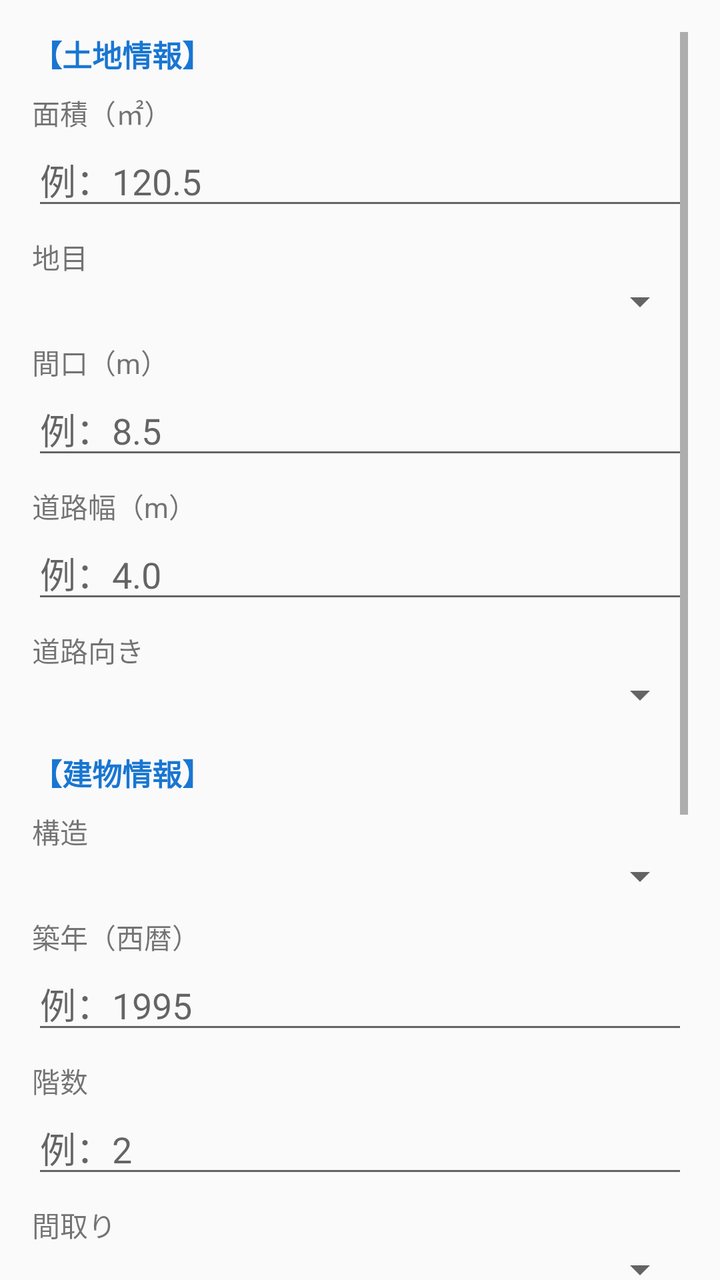
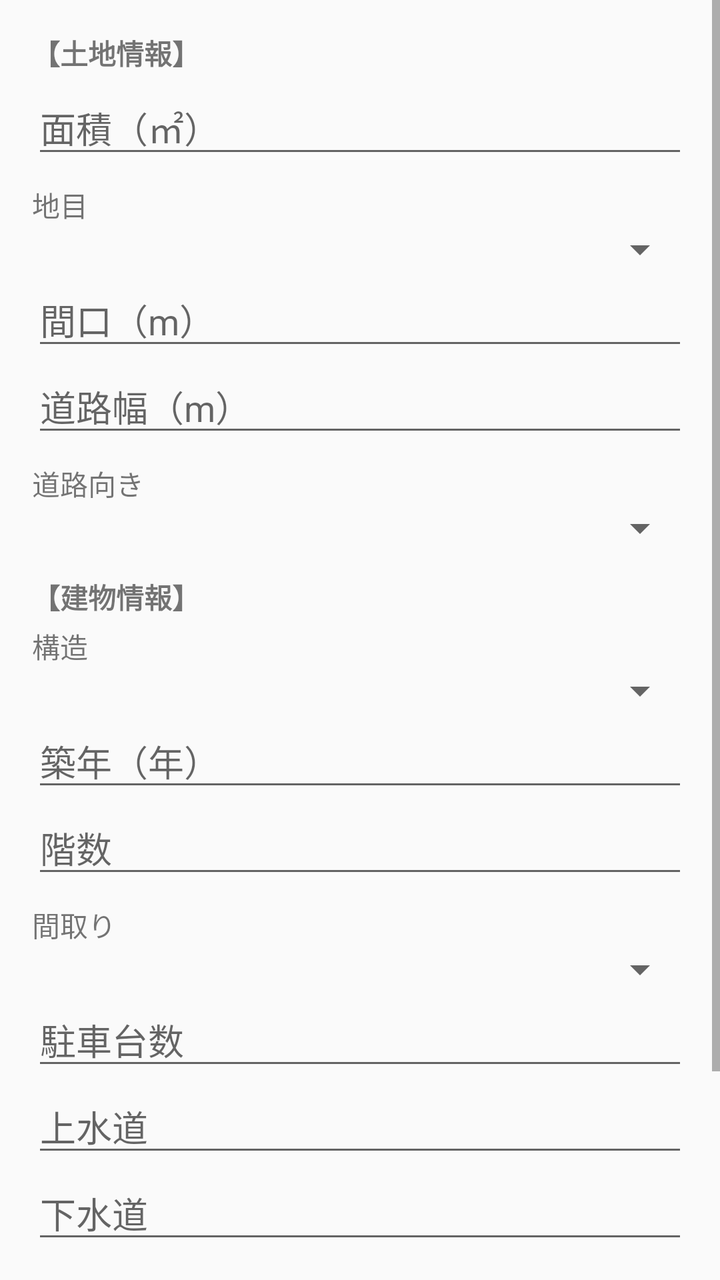

Compare the two renders of this Android layout. The source of the first and the diff that turns it into the second are given below.
<!-- AndroidManifest.xml: application theme Theme.LocationApp -->
<!-- res/layout/dialog_input.xml -->
<?xml version="1.0" encoding="utf-8"?>
<ScrollView xmlns:android="http://schemas.android.com/apk/res/android"
    android:layout_width="match_parent"
    android:layout_height="wrap_content"
    android:padding="16dp">

    <LinearLayout
        android:layout_width="match_parent"
        android:layout_height="wrap_content"
        android:orientation="vertical">

        
        <TextView
            android:layout_width="match_parent"
            android:layout_height="wrap_content"
            android:text="【土地情報】"
            android:textStyle="bold"
            android:textSize="15sp"
            android:textColor="#1976D2"
            android:layout_marginBottom="8dp"/>

        <TextView android:layout_width="match_parent" android:layout_height="wrap_content" android:text="面積（㎡）"/>
        <EditText
            android:id="@+id/etArea"
            android:layout_width="match_parent"
            android:layout_height="wrap_content"
            android:inputType="numberDecimal"
            android:hint="例：120.5"
            android:layout_marginBottom="8dp"/>

        <TextView android:layout_width="match_parent" android:layout_height="wrap_content" android:text="地目"/>
        <Spinner
            android:id="@+id/spinnerLandCategory"
            android:layout_width="match_parent"
            android:layout_height="wrap_content"
            android:layout_marginBottom="8dp"/>

        <TextView android:layout_width="match_parent" android:layout_height="wrap_content" android:text="間口（m）"/>
        <EditText
            android:id="@+id/etFrontage"
            android:layout_width="match_parent"
            android:layout_height="wrap_content"
            android:inputType="numberDecimal"
            android:hint="例：8.5"
            android:layout_marginBottom="8dp"/>

        <TextView android:layout_width="match_parent" android:layout_height="wrap_content" android:text="道路幅（m）"/>
        <EditText
            android:id="@+id/etRoadWidth"
            android:layout_width="match_parent"
            android:layout_height="wrap_content"
            android:inputType="numberDecimal"
            android:hint="例：4.0"
            android:layout_marginBottom="8dp"/>

        <TextView android:layout_width="match_parent" android:layout_height="wrap_content" android:text="道路向き"/>
        <Spinner
            android:id="@+id/spinnerRoadDirection"
            android:layout_width="match_parent"
            android:layout_height="wrap_content"
            android:layout_marginBottom="16dp"/>

        
        <TextView
            android:layout_width="match_parent"
            android:layout_height="wrap_content"
            android:text="【建物情報】"
            android:textStyle="bold"
            android:textSize="15sp"
            android:textColor="#1976D2"
            android:layout_marginBottom="8dp"/>

        <TextView android:layout_width="match_parent" android:layout_height="wrap_content" android:text="構造"/>
        <Spinner
            android:id="@+id/spinnerStructure"
            android:layout_width="match_parent"
            android:layout_height="wrap_content"
            android:layout_marginBottom="8dp"/>

        <TextView android:layout_width="match_parent" android:layout_height="wrap_content" android:text="築年（西暦）"/>
        <EditText
            android:id="@+id/etBuiltYear"
            android:layout_width="match_parent"
            android:layout_height="wrap_content"
            android:inputType="number"
            android:hint="例：1995"
            android:layout_marginBottom="8dp"/>

        <TextView android:layout_width="match_parent" android:layout_height="wrap_content" android:text="階数"/>
        <EditText
            android:id="@+id/etFloors"
            android:layout_width="match_parent"
            android:layout_height="wrap_content"
            android:inputType="number"
            android:hint="例：2"
            android:layout_marginBottom="8dp"/>

        <TextView android:layout_width="match_parent" android:layout_height="wrap_content" android:text="間取り"/>
        <Spinner
            android:id="@+id/spinnerLayout"
            android:layout_width="match_parent"
            android:layout_height="wrap_content"
            android:layout_marginBottom="8dp"/>

        <TextView android:layout_width="match_parent" android:layout_height="wrap_content" android:text="駐車台数"/>
        <EditText
            android:id="@+id/etParking"
            android:layout_width="match_parent"
            android:layout_height="wrap_content"
            android:inputType="number"
            android:hint="例：2"
            android:layout_marginBottom="8dp"/>

        <TextView android:layout_width="match_parent" android:layout_height="wrap_content" android:text="上水道"/>
        <EditText
            android:id="@+id/etWaterSupply"
            android:layout_width="match_parent"
            android:layout_height="wrap_content"
            android:hint="例：公営水道"
            android:layout_marginBottom="8dp"/>

        <TextView android:layout_width="match_parent" android:layout_height="wrap_content" android:text="下水道"/>
        <EditText
            android:id="@+id/etSewage"
            android:layout_width="match_parent"
            android:layout_height="wrap_content"
            android:hint="例：公共下水"
            android:layout_marginBottom="16dp"/>

        
        <TextView
            android:layout_width="match_parent"
            android:layout_height="wrap_content"
            android:text="【メモ】"
            android:textStyle="bold"
            android:textSize="15sp"
            android:textColor="#1976D2"
            android:layout_marginBottom="8dp"/>

        <EditText
            android:id="@+id/etMemo"
            android:layout_width="match_parent"
            android:layout_height="wrap_content"
            android:hint="自由記述"
            android:minLines="3"
            android:gravity="top"
            android:inputType="textMultiLine"/>

    </LinearLayout>

</ScrollView>
<!-- resources referenced by this layout -->
<resources>
  <style name="Theme.LocationApp" parent="Theme.AppCompat.Light.DarkActionBar">
          <item name="colorPrimary">#2196F3</item>
          <item name="colorPrimaryDark">#1976D2</item>
          <item name="colorAccent">#03A9F4</item>
      </style>
</resources>

<!-- the commit's change to res/layout/dialog_input.xml (unified diff, before → after) -->
@@ -1,151 +1,83 @@
 <?xml version="1.0" encoding="utf-8"?>
 <ScrollView xmlns:android="http://schemas.android.com/apk/res/android"
     android:layout_width="match_parent"
-    android:layout_height="wrap_content"
-    android:padding="16dp">
+    android:layout_height="wrap_content">
 
     <LinearLayout
         android:layout_width="match_parent"
         android:layout_height="wrap_content"
-        android:orientation="vertical">
+        android:orientation="vertical"
+        android:padding="16dp">
 
         
-        <TextView
-            android:layout_width="match_parent"
-            android:layout_height="wrap_content"
-            android:text="【土地情報】"
-            android:textStyle="bold"
-            android:textSize="15sp"
-            android:textColor="#1976D2"
-            android:layout_marginBottom="8dp"/>
+        <TextView android:layout_width="match_parent" android:layout_height="wrap_content"
+            android:text="【土地情報】" android:textStyle="bold" android:layout_marginBottom="4dp"/>
 
-        <TextView android:layout_width="match_parent" android:layout_height="wrap_content" android:text="面積（㎡）"/>
-        <EditText
-            android:id="@+id/etArea"
-            android:layout_width="match_parent"
-            android:layout_height="wrap_content"
-            android:inputType="numberDecimal"
-            android:hint="例：120.5"
-            android:layout_marginBottom="8dp"/>
+        <EditText android:id="@+id/etArea"
+            android:layout_width="match_parent" android:layout_height="wrap_content"
+            android:hint="面積（㎡）" android:inputType="numberDecimal" />
 
-        <TextView android:layout_width="match_parent" android:layout_height="wrap_content" android:text="地目"/>
-        <Spinner
-            android:id="@+id/spinnerLandCategory"
-            android:layout_width="match_parent"
-            android:layout_height="wrap_content"
-            android:layout_marginBottom="8dp"/>
+        <TextView android:layout_width="match_parent" android:layout_height="wrap_content"
+            android:text="地目" android:layout_marginTop="8dp"/>
+        <Spinner android:id="@+id/spinnerLandCategory"
+            android:layout_width="match_parent" android:layout_height="wrap_content" />
 
-        <TextView android:layout_width="match_parent" android:layout_height="wrap_content" android:text="間口（m）"/>
-        <EditText
-            android:id="@+id/etFrontage"
-            android:layout_width="match_parent"
-            android:layout_height="wrap_content"
-            android:inputType="numberDecimal"
-            android:hint="例：8.5"
-            android:layout_marginBottom="8dp"/>
+        <EditText android:id="@+id/etFrontage"
+            android:layout_width="match_parent" android:layout_height="wrap_content"
+            android:hint="間口（m）" android:inputType="numberDecimal" />
 
-        <TextView android:layout_width="match_parent" android:layout_height="wrap_content" android:text="道路幅（m）"/>
-        <EditText
-            android:id="@+id/etRoadWidth"
-            android:layout_width="match_parent"
-            android:layout_height="wrap_content"
-            android:inputType="numberDecimal"
-            android:hint="例：4.0"
-            android:layout_marginBottom="8dp"/>
+        <EditText android:id="@+id/etRoadWidth"
+            android:layout_width="match_parent" android:layout_height="wrap_content"
+            android:hint="道路幅（m）" android:inputType="numberDecimal" />
 
-        <TextView android:layout_width="match_parent" android:layout_height="wrap_content" android:text="道路向き"/>
-        <Spinner
-            android:id="@+id/spinnerRoadDirection"
-            android:layout_width="match_parent"
-            android:layout_height="wrap_content"
-            android:layout_marginBottom="16dp"/>
+        <TextView android:layout_width="match_parent" android:layout_height="wrap_content"
+            android:text="道路向き" android:layout_marginTop="8dp"/>
+        <Spinner android:id="@+id/spinnerRoadDirection"
+            android:layout_width="match_parent" android:layout_height="wrap_content" />
 
         
-        <TextView
-            android:layout_width="match_parent"
-            android:layout_height="wrap_content"
-            android:text="【建物情報】"
-            android:textStyle="bold"
-            android:textSize="15sp"
-            android:textColor="#1976D2"
-            android:layout_marginBottom="8dp"/>
+        <TextView android:layout_width="match_parent" android:layout_height="wrap_content"
+            android:text="【建物情報】" android:textStyle="bold" android:layout_marginTop="12dp"
+            android:layout_marginBottom="4dp"/>
 
-        <TextView android:layout_width="match_parent" android:layout_height="wrap_content" android:text="構造"/>
-        <Spinner
-            android:id="@+id/spinnerStructure"
-            android:layout_width="match_parent"
-            android:layout_height="wrap_content"
-            android:layout_marginBottom="8dp"/>
+        <TextView android:layout_width="match_parent" android:layout_height="wrap_content"
+            android:text="構造"/>
+        <Spinner android:id="@+id/spinnerStructure"
+            android:layout_width="match_parent" android:layout_height="wrap_content" />
 
-        <TextView android:layout_width="match_parent" android:layout_height="wrap_content" android:text="築年（西暦）"/>
-        <EditText
-            android:id="@+id/etBuiltYear"
-            android:layout_width="match_parent"
-            android:layout_height="wrap_content"
-            android:inputType="number"
-            android:hint="例：1995"
-            android:layout_marginBottom="8dp"/>
+        <EditText android:id="@+id/etBuiltYear"
+            android:layout_width="match_parent" android:layout_height="wrap_content"
+            android:hint="築年（年）" android:inputType="number" />
 
-        <TextView android:layout_width="match_parent" android:layout_height="wrap_content" android:text="階数"/>
-        <EditText
-            android:id="@+id/etFloors"
-            android:layout_width="match_parent"
-            android:layout_height="wrap_content"
-            android:inputType="number"
-            android:hint="例：2"
-            android:layout_marginBottom="8dp"/>
+        <EditText android:id="@+id/etFloors"
+            android:layout_width="match_parent" android:layout_height="wrap_content"
+            android:hint="階数" android:inputType="number" />
 
-        <TextView android:layout_width="match_parent" android:layout_height="wrap_content" android:text="間取り"/>
-        <Spinner
-            android:id="@+id/spinnerLayout"
-            android:layout_width="match_parent"
-            android:layout_height="wrap_content"
-            android:layout_marginBottom="8dp"/>
+        <TextView android:layout_width="match_parent" android:layout_height="wrap_content"
+            android:text="間取り" android:layout_marginTop="8dp"/>
+        <Spinner android:id="@+id/spinnerLayout"
+            android:layout_width="match_parent" android:layout_height="wrap_content" />
 
-        <TextView android:layout_width="match_parent" android:layout_height="wrap_content" android:text="駐車台数"/>
-        <EditText
-            android:id="@+id/etParking"
-            android:layout_width="match_parent"
-            android:layout_height="wrap_content"
-            android:inputType="number"
-            android:hint="例：2"
-            android:layout_marginBottom="8dp"/>
+        <EditText android:id="@+id/etParking"
+            android:layout_width="match_parent" android:layout_height="wrap_content"
+            android:hint="駐車台数" android:inputType="number" />
 
-        <TextView android:layout_width="match_parent" android:layout_height="wrap_content" android:text="上水道"/>
-        <EditText
-            android:id="@+id/etWaterSupply"
-            android:layout_width="match_parent"
-            android:layout_height="wrap_content"
-            android:hint="例：公営水道"
-            android:layout_marginBottom="8dp"/>
+        <EditText android:id="@+id/etWaterSupply"
+            android:layout_width="match_parent" android:layout_height="wrap_content"
+            android:hint="上水道" />
 
-        <TextView android:layout_width="match_parent" android:layout_height="wrap_content" android:text="下水道"/>
-        <EditText
-            android:id="@+id/etSewage"
-            android:layout_width="match_parent"
-            android:layout_height="wrap_content"
-            android:hint="例：公共下水"
-            android:layout_marginBottom="16dp"/>
+        <EditText android:id="@+id/etSewage"
+            android:layout_width="match_parent" android:layout_height="wrap_content"
+            android:hint="下水道" />
 
         
-        <TextView
-            android:layout_width="match_parent"
-            android:layout_height="wrap_content"
-            android:text="【メモ】"
-            android:textStyle="bold"
-            android:textSize="15sp"
-            android:textColor="#1976D2"
-            android:layout_marginBottom="8dp"/>
+        <TextView android:layout_width="match_parent" android:layout_height="wrap_content"
+            android:text="【メモ】" android:textStyle="bold" android:layout_marginTop="12dp"
+            android:layout_marginBottom="4dp"/>
 
-        <EditText
-            android:id="@+id/etMemo"
-            android:layout_width="match_parent"
-            android:layout_height="wrap_content"
-            android:hint="自由記述"
-            android:minLines="3"
-            android:gravity="top"
-            android:inputType="textMultiLine"/>
+        <EditText android:id="@+id/etMemo"
+            android:layout_width="match_parent" android:layout_height="wrap_content"
+            android:hint="メモ" android:minLines="3" android:gravity="top" />
 
     </LinearLayout>
-
 </ScrollView>
